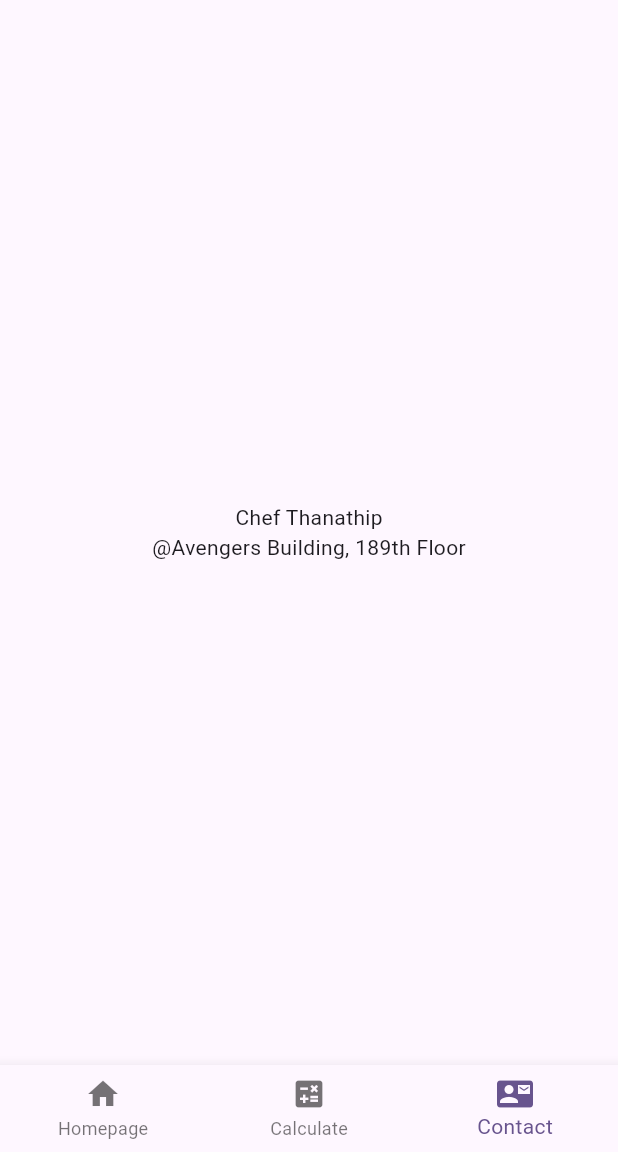
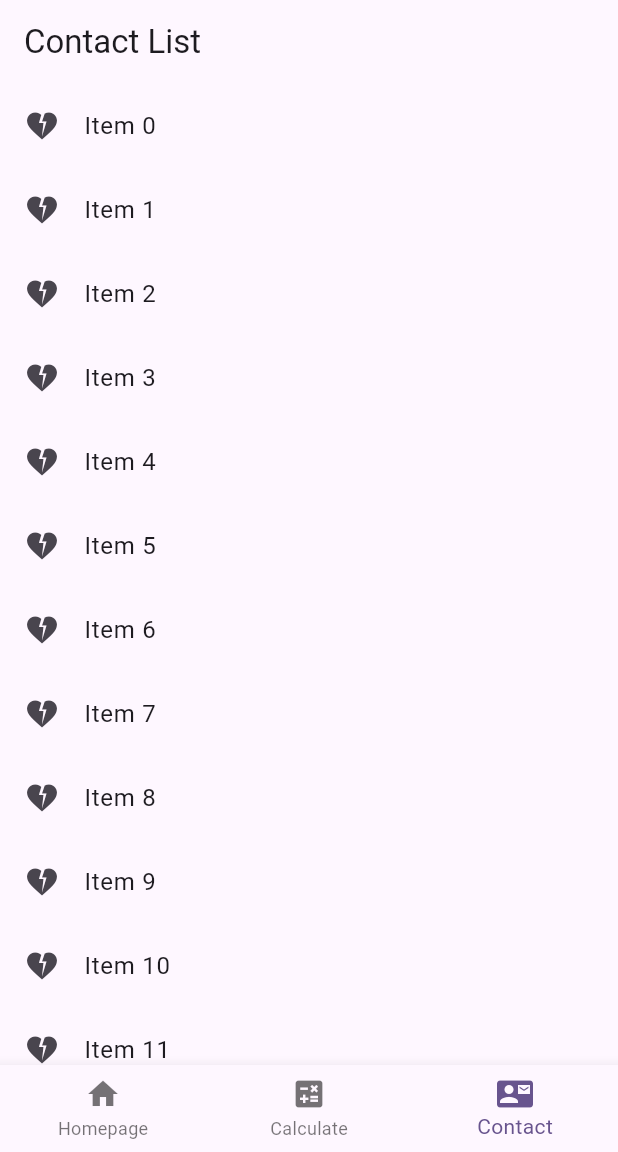
Before and after one commit to THANATHIPSTD/953323-Assignment_1, a Flutter app: the screen it shows after launch, item 3 of the bottom bar chosen, on a phone screen of 412 x 824 dp, the part 84-1236 px from its top. Run offline on Flutter 3.47's test engine with Material 3 defaults, Android fonts, the phone set to English and light mode, and no system bars; network calls fail.

```diff
--- a/lib/pages/contact.dart
+++ b/lib/pages/contact.dart
@@ -1,4 +1,5 @@
 import 'package:flutter/material.dart';
+import 'package:firstapp/pages/calc.dart';
 
 class ContactPage extends StatefulWidget {
   const ContactPage({Key? key}) : super(key: key);
@@ -8,15 +9,56 @@ class ContactPage extends StatefulWidget {
 }
 
 class _ContactPageState extends State<ContactPage> {
+  final items = List<String>.generate(20, (i) => "Item $i");
+  final mydata = ["Apple", "Banana", "Papaya"];
+
   @override
   Widget build(BuildContext context) {
-    return Center(
-      child: Column(
-        mainAxisAlignment: MainAxisAlignment.center,
-        children: [
-          Text("Chef Thanathip"),
-          Text("@Avengers Building, 189th Floor"),
-        ],
+
+    return Scaffold(
+      appBar: AppBar(
+        title: const Text("Contact List"),
+      ),
+      body: ListView.builder(
+        itemCount: items.length,
+        itemBuilder: (context, index) {
+          return ListTile(
+            onTap: () {
+              Navigator.push(
+              context,MaterialPageRoute(builder: (context) => const CalculatePage()),
+              );
+            },
+            leading: const Icon(Icons.heart_broken),
+            title: Text(items[index]),
+          );
+        },
+        // children: [
+        //   ListTile(
+        //     onTap: () {},
+        //     leading: const Icon(Icons.map),
+        //     title: Text(mydata[0]),
+        //   ),
+
+        //   const Padding(
+        //     padding: EdgeInsets.all(8.0),
+        //     child: Text("Hello List tile"),
+        //   ),
+
+        //   const Icon(Icons.local_movies, size: 40),
+
+        //   ListTile(
+        //     onTap: () {},
+        //     leading: const Icon(Icons.phone),
+        //     title: Text(mydata[1]),
+        //   ),
+
+        //   ListTile(
+        //     onTap: () {},
+        //     leading: const FlutterLogo(),
+        //     title: Text(mydata[2]),
+        //     subtitle: const Text("Hello Chef"),
+        //   ),
+        // ],
       ),
     );
   }
```
Also changed, not shown: lib/pages/home.dart (+52 -7 lines).
